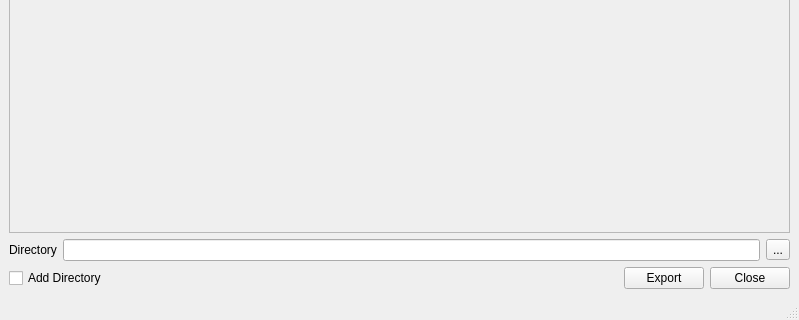
iceanimations/multiShotExport, file ui/main.ui: the form before one commit; both pictures show x 0 to 799 and y 386 to 706 of the 799 by 706 pixel window.
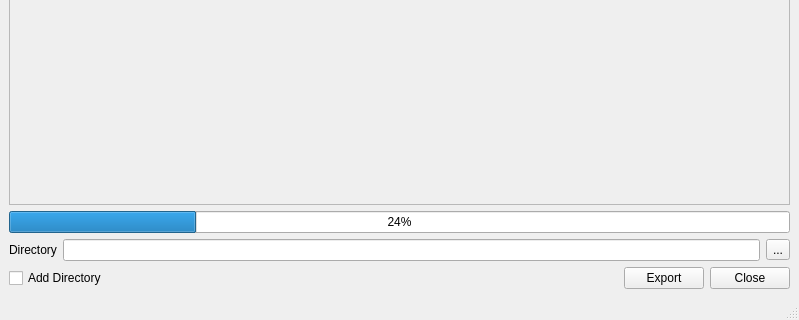
The form after the commit.

```diff
--- a/ui/main.ui
+++ b/ui/main.ui
@@ -101,7 +101,7 @@
          <x>0</x>
          <y>0</y>
          <width>779</width>
-         <height>558</height>
+         <height>531</height>
         </rect>
        </property>
        <layout class="QVBoxLayout" name="verticalLayout_3">
@@ -136,6 +136,13 @@
       </widget>
      </widget>
     </item>
+    <item>
+     <widget class="QProgressBar" name="progressBar">
+      <property name="value">
+       <number>24</number>
+      </property>
+     </widget>
+    </item>
     <item>
      <layout class="QHBoxLayout" name="horizontalLayout_3">
       <item>
```
